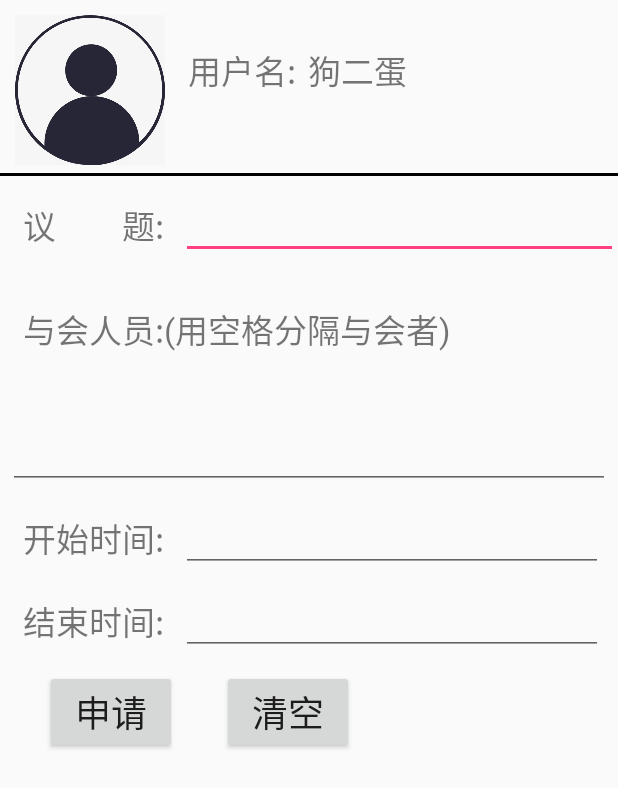
After one commit to chenxp38/DZ_project2, an Android app: the layout activity_add_meeting.xml on its own in the app's theme, with its tools: preview values and no code run, on a phone screen of 412 x 824 dp. The commit adds this screen. Shown: the top 788 px of the screen. Run offline under Robolectric (Android 15) with nearby library versions, the phone set to English and light mode, and no system bars.

Commit message:
回退了版本后，重新添加Meeting数据库，添加了申请的UI界面

```diff
--- /dev/null
+++ b/app/src/main/java/com/example/a11605/dz_project2/Meeting_DB_Activity.java
@@ -0,0 +1,40 @@
+package com.example.a11605.dz_project2;
+
+import android.content.Context;
+import android.database.SQLException;
+import android.database.sqlite.SQLiteDatabase;
+import android.database.sqlite.SQLiteOpenHelper;
+
+public class Meeting_DB_Activity extends SQLiteOpenHelper {
+    private static final String DB_NAME = "Meeting.db";
+    private static final String TABLE_NAME = "Meeting";
+    private static final int DB_VERSION = 1;
+
+    public Meeting_DB_Activity(Context context, String username, SQLiteDatabase.CursorFactory factory, int version) {
+        super(context, username, factory, version);
+    }
+
+    public Meeting_DB_Activity(Context context) {
+        this(context, DB_NAME, null, DB_VERSION);
+    }
+
+    // 创建数据库: 可直接执行创建数据库的 SQl 语句
+    public void onCreate(SQLiteDatabase sqLiteDatabase) {
+        String CREATE_TABLE = "CREATE TABLE if not exists "
+                + TABLE_NAME
+                + "(username TEXT PRIMARY KEY,"
+                + "title TEXT,"//会议议题
+                + "participant TEXT,"//多个与会者用空格分隔名称
+                + "start_time NUMERIC,"//开始时间以及结束时间
+                + "ending_time NUMERIC)";//初定是date类型
+        try {
+            sqLiteDatabase.execSQL(CREATE_TABLE);
+        } catch (SQLException e) {
+
+        }
+    }
+
+    public void onUpgrade(SQLiteDatabase db, int oldVersion, int newVersion) {
+
+    }
+}
--- /dev/null
+++ b/app/src/main/res/layout/activity_add_meeting.xml
@@ -0,0 +1,169 @@
+<?xml version="1.0" encoding="utf-8"?>
+<android.support.constraint.ConstraintLayout xmlns:android="http://schemas.android.com/apk/res/android"
+    xmlns:app="http://schemas.android.com/apk/res-auto"
+    xmlns:tools="http://schemas.android.com/tools"
+    android:layout_width="match_parent"
+    android:layout_height="match_parent"
+    tools:context=".Meeting_DB_Activity">
+
+    <ImageView
+        android:id="@+id/image_head"
+        android:layout_width="100dp"
+        android:layout_height="100dp"
+        android:layout_marginTop="10dp"
+        android:layout_marginLeft="10dp"
+        app:layout_constraintLeft_toLeftOf="parent"
+        app:layout_constraintTop_toTopOf="parent"
+        app:srcCompat="@drawable/head_image" />
+
+    <TextView
+        android:id="@+id/username"
+        android:layout_width="80dp"
+        android:layout_height="wrap_content"
+        android:layout_marginLeft="15dp"
+        android:layout_marginTop="30dp"
+        android:gravity="fill"
+        android:text="用户名:"
+        android:textSize="22sp"
+        app:layout_constraintLeft_toRightOf="@+id/image_head"
+        app:layout_constraintTop_toTopOf="parent" />
+
+    <TextView
+        android:id="@+id/name_show"
+        android:layout_width="80dp"
+        android:layout_height="wrap_content"
+        android:layout_marginTop="30dp"
+        android:gravity="fill"
+        android:text="狗二蛋"
+        android:textSize="22sp"
+        app:layout_constraintLeft_toRightOf="@+id/username"
+        app:layout_constraintTop_toTopOf="parent" />
+
+    <include layout="@layout/line"
+        android:id="@+id/line2"
+        android:layout_width="match_parent"
+        android:layout_height="2dp"
+        app:layout_constraintTop_toBottomOf="@id/image_head"
+        android:layout_marginTop="5dp"
+        />
+
+    <TextView
+        android:id="@+id/meeting_title"
+        android:layout_width="100dp"
+        android:layout_height="wrap_content"
+        android:text="议&#12288;&#12288;题:"
+        android:gravity="fill"
+        android:textSize="22sp"
+        app:layout_constraintLeft_toLeftOf="parent"
+        app:layout_constraintTop_toBottomOf="@+id/line2"
+        app:layout_constraintBottom_toBottomOf="@+id/title_input"
+        android:layout_marginTop="10dp"
+        android:layout_marginLeft="15dp"/>
+    <EditText
+        android:id="@+id/title_input"
+        android:layout_width="0dp"
+        android:layout_height="wrap_content"
+        android:layout_marginLeft="5dp"
+        android:layout_marginTop="10dp"
+        app:layout_constraintLeft_toRightOf="@+id/meeting_title"
+        app:layout_constraintRight_toRightOf="parent"
+        app:layout_constraintTop_toBottomOf="@+id/line2" />
+
+    <TextView
+        android:id="@+id/participants"
+        android:layout_width="303dp"
+        android:layout_height="wrap_content"
+        android:layout_marginLeft="15dp"
+        android:layout_marginTop="30dp"
+        android:gravity="fill"
+        android:text="与会人员:(用空格分隔与会者)"
+        android:textSize="22sp"
+        app:layout_constraintLeft_toLeftOf="parent"
+        app:layout_constraintTop_toBottomOf="@+id/title_input" />
+    />
+
+    <EditText
+        android:id="@+id/participants_input"
+        android:layout_width="0dp"
+        android:layout_height="80dp"
+        android:layout_marginLeft="5dp"
+        android:layout_marginRight="5dp"
+        android:layout_marginTop="10dp"
+        app:layout_constraintRight_toRightOf="parent"
+        app:layout_constraintLeft_toLeftOf="parent"
+        app:layout_constraintTop_toBottomOf="@+id/participants" />
+
+    <TextView
+        android:id="@+id/start_time"
+        android:gravity="fill"
+        android:layout_width="100dp"
+        android:layout_height="wrap_content"
+        android:text="开始时间:"
+        android:textSize="22sp"
+        app:layout_constraintLeft_toLeftOf="parent"
+        app:layout_constraintTop_toBottomOf="@+id/participants_input"
+        app:layout_constraintBottom_toBottomOf="@+id/start_time_input"
+        android:layout_marginTop="10dp"
+        android:layout_marginLeft="15dp"/>
+    />
+
+    <EditText
+        android:id="@+id/start_time_input"
+        android:layout_width="0dp"
+        android:layout_height="wrap_content"
+        android:layout_marginLeft="5dp"
+        android:layout_marginRight="10dp"
+        android:layout_marginTop="10dp"
+        app:layout_constraintLeft_toRightOf="@+id/start_time"
+        app:layout_constraintRight_toRightOf="parent"
+        app:layout_constraintTop_toBottomOf="@+id/participants_input" />
+
+    <TextView
+        android:id="@+id/ending_time"
+        android:gravity="fill"
+        android:layout_width="100dp"
+        android:layout_height="wrap_content"
+        android:text="结束时间:"
+        android:textSize="22sp"
+        app:layout_constraintLeft_toLeftOf="parent"
+        app:layout_constraintTop_toBottomOf="@+id/start_time_input"
+        app:layout_constraintBottom_toBottomOf="@+id/ending_time_input"
+        android:layout_marginTop="10dp"
+        android:layout_marginLeft="15dp"/>
+    />
+
+    <EditText
+        android:id="@+id/ending_time_input"
+        android:layout_width="0dp"
+        android:layout_height="wrap_content"
+        android:layout_marginLeft="5dp"
+        android:layout_marginRight="10dp"
+        android:layout_marginTop="10dp"
+        app:layout_constraintLeft_toRightOf="@+id/ending_time"
+        app:layout_constraintRight_toRightOf="parent"
+        app:layout_constraintTop_toBottomOf="@+id/start_time_input" />
+
+    <Button
+        android:id="@+id/add_meeting_apply"
+        android:text="申请"
+        android:textSize="24sp"
+        android:layout_width="wrap_content"
+        android:layout_height="wrap_content"
+        app:layout_constraintLeft_toLeftOf="parent"
+        app:layout_constraintTop_toBottomOf="@+id/ending_time_input"
+        android:layout_marginLeft="30dp"
+        android:layout_marginTop="10dp"
+        />
+
+    <Button
+        android:id="@+id/clear"
+        android:text="清空"
+        android:textSize="24sp"
+        android:layout_width="wrap_content"
+        android:layout_height="wrap_content"
+        app:layout_constraintLeft_toRightOf="@+id/add_meeting_apply"
+        app:layout_constraintTop_toBottomOf="@+id/ending_time_input"
+        android:layout_marginLeft="30dp"
+        android:layout_marginTop="10dp"
+        />
+</android.support.constraint.ConstraintLayout>
--- a/app/src/main/res/layout/activity_home.xml
+++ b/app/src/main/res/layout/activity_home.xml
@@ -14,7 +14,7 @@
 
     <Button
         android:id="@+id/gotoApply"
-        android:text="去申请"
+        android:text="申请会议"
         android:layout_width="wrap_content"
         app:layout_constraintRight_toRightOf="parent"
         app:layout_constraintTop_toTopOf="parent"
```
Also changed, not shown: 1972 other files.
